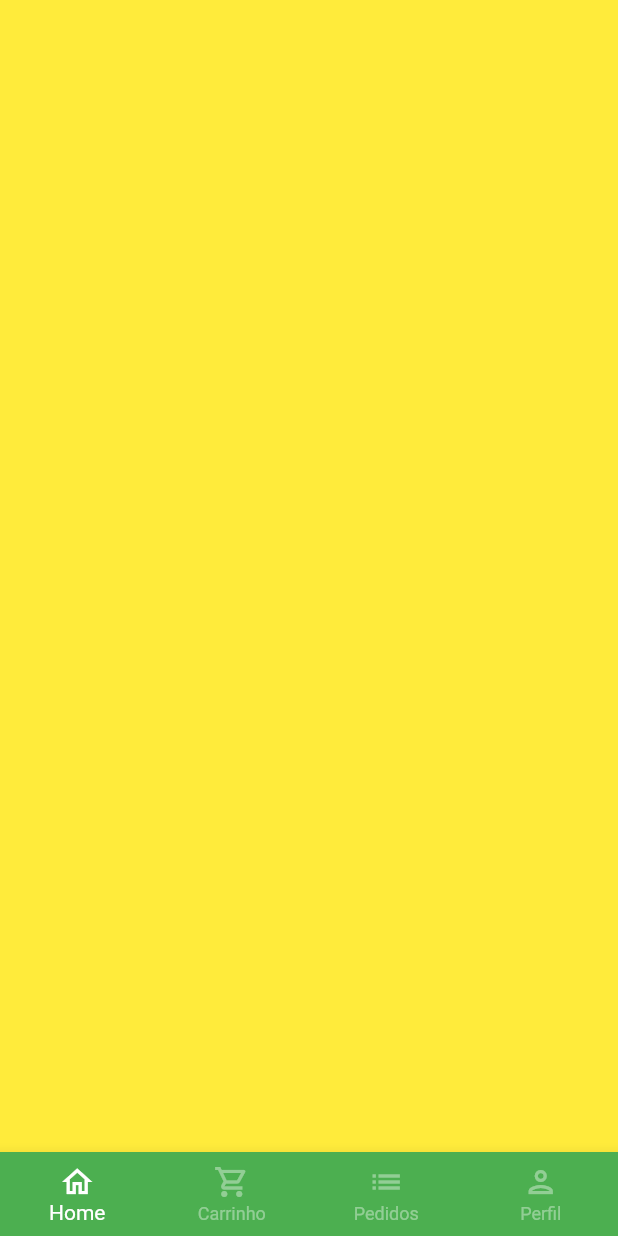
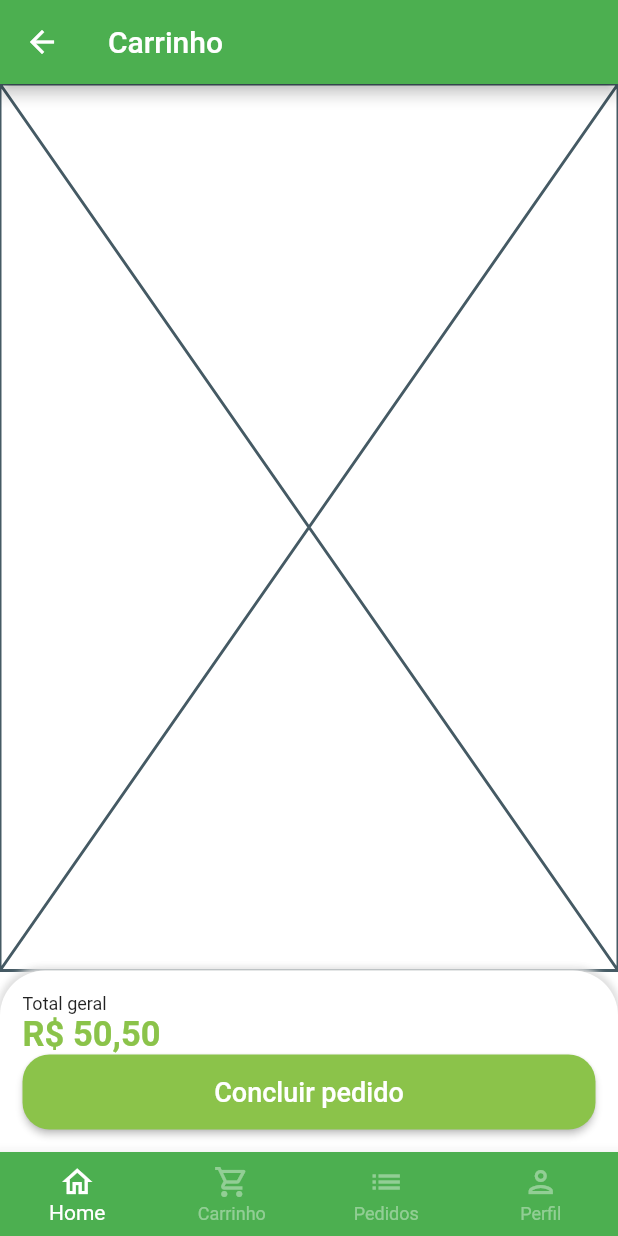
Before and after one commit to leomoreira597/Greengrocer, a Flutter app: the BaseScreen screen opened directly, swiped to page 2, on a phone screen of 412 x 824 dp. Run offline on Flutter 3.47's test engine with Material 2 defaults, Android fonts, the phone set to English and light mode, and no system bars; our stand-ins replace animated_text_kit, badges, mask_text_input_formatter.

Commit message:
começando a criar a tela de carrinho

```diff
--- a/lib/src/pages/base/base_screen.dart
+++ b/lib/src/pages/base/base_screen.dart
@@ -1,4 +1,5 @@
 import 'package:flutter/material.dart';
+import 'package:greengrocer/src/pages/cart/cart_tab.dart';
 
 import '../home/home_tab.dart';
 
@@ -24,7 +25,7 @@
         controller: pageController,
         children: [
           const HomeTab(),
-          Container(color: Colors.yellow,),
+          CartTab(),
           Container(color: Colors.blue,),
           Container(color: Colors.purple,),
         ],
--- /dev/null
+++ b/lib/src/pages/cart/cart_tab.dart
@@ -0,0 +1,74 @@
+import 'package:flutter/material.dart';
+import 'package:greengrocer/src/config/custom_colors.dart';
+import 'package:greengrocer/src/services/utils_services.dart';
+
+class CartTab extends StatelessWidget {
+  CartTab({Key? key}) : super(key: key);
+
+  final UtilsServices utilsServices = UtilsServices();
+
+  @override
+  Widget build(BuildContext context) {
+    return Scaffold(
+      appBar: AppBar(
+        title: const Text('Carrinho'),
+      ),
+      body: Column(
+        children: [
+          const Expanded(
+            child: Placeholder(),
+          ),
+          Container(
+            padding: const EdgeInsets.all(15),
+            decoration: BoxDecoration(
+                color: Colors.white,
+                borderRadius: const BorderRadius.vertical(
+                  top: Radius.circular(30),
+                ),
+                boxShadow: [
+                  BoxShadow(
+                      color: Colors.grey.shade300,
+                      blurRadius: 3,
+                      spreadRadius: 2)
+                ]),
+            child: Column(
+              crossAxisAlignment: CrossAxisAlignment.stretch,
+              children: [
+                const Text(
+                  "Total geral",
+                  style: TextStyle(fontSize: 12),
+                ),
+                Text(
+                  utilsServices.priceToCurrency(50.5),
+                  style: TextStyle(
+                    fontSize: 23,
+                    color: CustomColors.customSwatchColor,
+                    fontWeight: FontWeight.bold,
+                  ),
+                ),
+                SizedBox(
+                  height: 50,
+                  child: ElevatedButton(
+                    onPressed: () {},
+                    style: ElevatedButton.styleFrom(
+                      backgroundColor: CustomColors.customSwatchColor,
+                      shape: RoundedRectangleBorder(
+                        borderRadius: BorderRadius.circular(18),
+                      ),
+                    ),
+                    child: const Text(
+                      'Concluir pedido',
+                      style: TextStyle(
+                        fontSize: 18,
+                      ),
+                    ),
+                  ),
+                ),
+              ],
+            ),
+          )
+        ],
+      ),
+    );
+  }
+}
```
